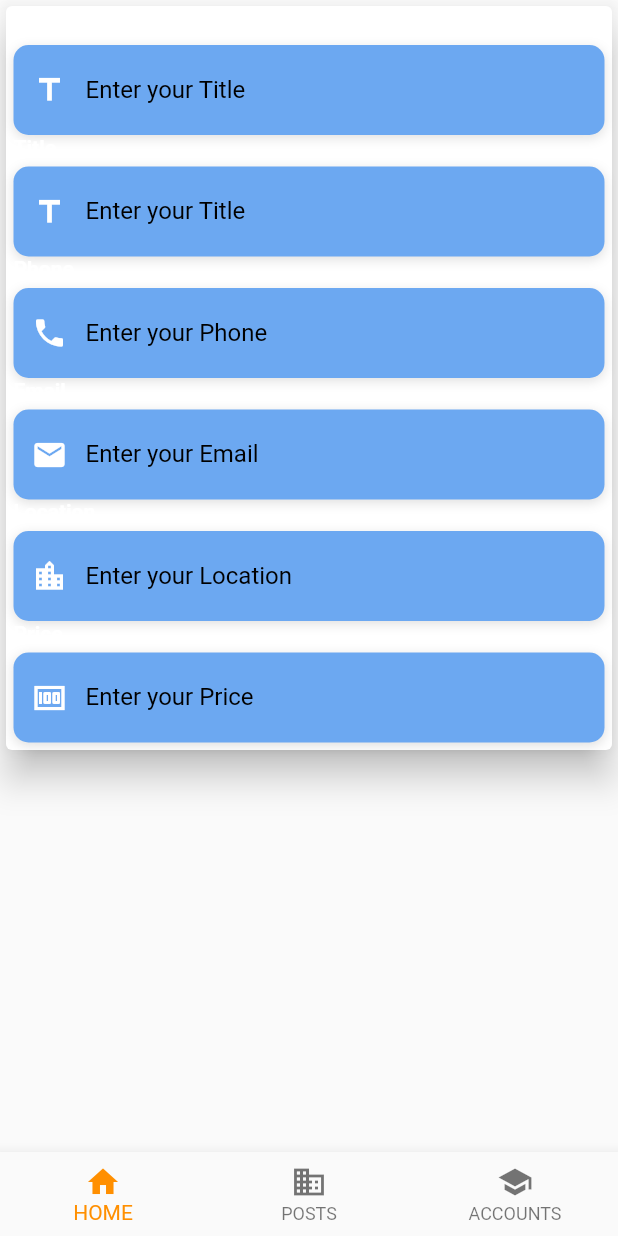
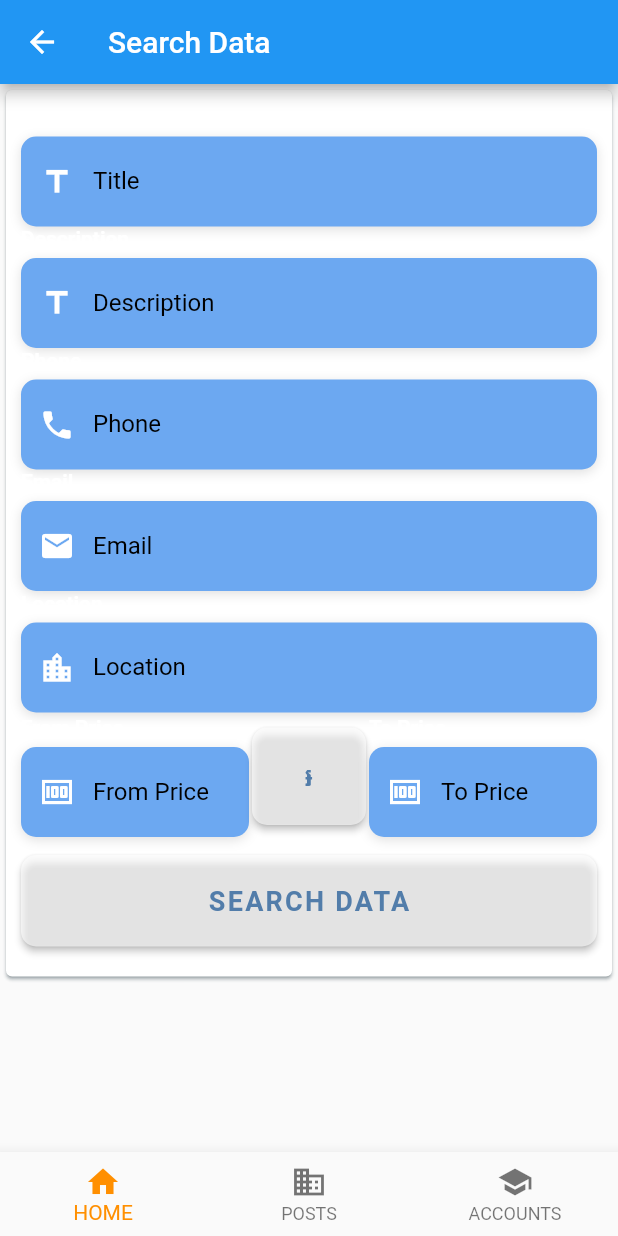
Before and after one commit to hvannak/agrifamilyapp, a Flutter app: the Myhomesearch screen opened directly, on a phone screen of 412 x 824 dp. Run offline on Flutter 3.47's test engine with Material 2 defaults, Android fonts, the phone set to English and light mode, and no system bars; our stand-ins replace camera, shared_preferences; missing offline and left inert: jwt_decode; accounts and stored records are empty; network calls fail; Roboto replaces fonts that are missing (OpenSans).

Commit message:
updat search ui and find of setstate in else where

```diff
--- a/lib/Widgets/controlswidget.dart
+++ b/lib/Widgets/controlswidget.dart
@@ -33,7 +33,7 @@ Widget buildControlTF(
               iconData,
               color: Colors.white,
             ),
-            hintText: 'Enter your ' + label,
+            hintText: label,
             errorStyle: kErrorTextStyle,
             hintStyle: kHintTextStyle,
           ),
--- a/lib/Widgets/myhomewidget.dart
+++ b/lib/Widgets/myhomewidget.dart
@@ -1,50 +1,59 @@
- import 'package:agrifamilyapp/Widgets/controlswidget.dart';
+import 'package:agrifamilyapp/Widgets/controlswidget.dart';
 import 'package:flutter/cupertino.dart';
 import 'package:flutter/material.dart';
 
-var _title = TextEditingController();
-var _description = TextEditingController();
-var _phone = TextEditingController();
-var _email = TextEditingController();
-var _location = TextEditingController();
-var _fromprice = TextEditingController();
-var _toprice = TextEditingController();
+Widget buildSearchBtn(BuildContext context) {
+  return Container(
+    padding: EdgeInsets.symmetric(vertical: 10.0),
+    width: double.infinity,
+    child: ElevatedButton(
+      style: ElevatedButton.styleFrom(
+          primary: Colors.white60, // background
+          onPrimary: Colors.white,
+          padding: EdgeInsets.all(20),
+          elevation: 2,
+          shape: RoundedRectangleBorder(
+          borderRadius: BorderRadius.circular(10.0),
+          ),
 
-Future<void> showMyDialog(BuildContext context) async {
-  return showDialog<void>(
-    context: context,
-    barrierDismissible: false, // user must tap button!
-    builder: (BuildContext context) {
-      return AlertDialog(
-        content: SingleChildScrollView(
-          child: ListBody(
-            children: <Widget>[
-              buildControlTF(context, 'Title', _title,
-                                      Icons.title,false, true),
-              buildControlTF(context, 'Title', _description,
-                                      Icons.title,false, true),
-              buildControlTF(context, 'Title', _email,
-                                      Icons.title,false, true),
-              buildControlTF(context, 'Title', _phone,
-                                      Icons.title,false, true),
-              buildControlTF(context, 'Title', _location,
-                                      Icons.title,false, true),
-              buildControlTF(context, 'Title', _fromprice,
-                                      Icons.title,false, true),
-              buildControlTF(context, 'Title', _toprice,
-                                      Icons.title,false, true),
-            ],
           ),
-        ),
-        actions: <Widget>[
-          TextButton(
-            child: Text('Search'),
-            onPressed: () {
-              Navigator.of(context).pop();
-            },
-          ),
-        ],
-      );
-    },
+      onPressed: () {},
+      child: Text('SEARCH DATA',style: TextStyle(
+          color: Color(0xFF527DAA),
+          letterSpacing: 1.5,
+          fontSize: 18.0,
+          fontWeight: FontWeight.bold,
+          fontFamily: 'OpenSans',
+        ),),
+    ),
   );
 }
+
+Widget buildCurrencyBtn(BuildContext context,String currency) {
+  return Container(
+    padding: EdgeInsets.symmetric(vertical: 10.0),
+    width: double.infinity,
+    child: ElevatedButton(
+      style: ElevatedButton.styleFrom(
+          primary: Colors.white60, // background
+          onPrimary: Colors.white,
+          padding: EdgeInsets.all(20),
+          elevation: 2,
+          shape: RoundedRectangleBorder(
+          borderRadius: BorderRadius.circular(10.0),
+          ),
+
+          ),
+      onPressed: () {
+        currency = (currency == '៛') ? '\$' : '៛';
+      },
+      child: Text(currency,style: TextStyle(
+          color: Color(0xFF527DAA),
+          letterSpacing: 1.5,
+          fontSize: 18.0,
+          fontWeight: FontWeight.bold,
+          fontFamily: 'OpenSans',
+        ),),
+    ),
+  );
+}
--- a/lib/myhomesearch.dart
+++ b/lib/myhomesearch.dart
@@ -1,5 +1,6 @@
 import 'package:agrifamilyapp/Widgets/controlswidget.dart';
 import 'package:agrifamilyapp/Widgets/mainwidget.dart';
+import 'package:agrifamilyapp/Widgets/myhomewidget.dart';
 import 'package:flutter/material.dart';
 
 class Myhomesearch extends StatefulWidget {
@@ -27,36 +28,64 @@ class _MyhomesearchState extends State<Myhomesearch> {
   @override
   Widget build(BuildContext context) {
     return Scaffold(
+      appBar: AppBar(title: Text('Search Data')),
       body: Container(
-        child:SingleChildScrollView(
+          child: SingleChildScrollView(
               physics: AlwaysScrollableScrollPhysics(),
               child: Card(
-          elevation: 10,
+                shadowColor: Colors.blueGrey,
                   child: Padding(
-            padding: EdgeInsets.all(5),
+                padding: EdgeInsets.all(10),
                 child: Form(
                     key: _formKeymodify,
                     child: Column(
                       children: [
-                buildControlTF(context, 'Title', _title,
-                                      Icons.title,false, true),
-                buildControlTF(context, 'Title', _description,
-                                      Icons.title,false, true),
-                buildControlTF(context, 'Phone', _phone,
-                                      Icons.phone,false, true),
-                buildControlTF(context, 'Email', _email,
-                                      Icons.email,false, true),
+                        buildControlTF(
+                            context, 'Title', _title, Icons.title, false, true),
+                        buildControlTF(context, 'Description', _description,
+                            Icons.title, false, true),
+                        buildControlTF(
+                            context, 'Phone', _phone, Icons.phone, false, true),
+                        buildControlTF(
+                            context, 'Email', _email, Icons.email, false, true),
                         buildControlTF(context, 'Location', _location,
-                                      Icons.location_city,false, true),
-                buildControlTF(context, 'Price', _price,
-                                      Icons.money,false, true),
-                // buildControlDropdownTF(context,'Currency',_currency,getCurrencyList(),Icons.money_sharp),
+                            Icons.location_city, false, true),
+                        Row(
+                            mainAxisAlignment: MainAxisAlignment.spaceAround,
+                            children: [
+                              Expanded(
+                                flex: 40,
+                                child: Column(
+                                  children: <Widget>[
+                                    buildControlTF(context, 'From Price', _price,
+                                        Icons.money, false, true)
                                   ],
-            )
                                 ),
-          )
-        ))
                               ),
+                              SizedBox(width: 2),
+                              Expanded(
+                                flex: 20,
+                                child: Column(
+                                  children: <Widget>[
+                                    buildCurrencyBtn(context,_currency)
+                                  ],
+                                ),
+                              ),
+                              SizedBox(width: 2),
+                              Expanded(
+                                flex: 40,
+                                child: Column(
+                                  children: <Widget>[
+                                    buildControlTF(context, 'To Price', _price,
+                                        Icons.money, false, true)
+                                  ],
+                                ),
+                              ),
+                            ]),
+                        buildSearchBtn(context)
+                      ],
+                    )),
+              )))),
       bottomNavigationBar: BottomNavigationBar(
         items: widgetBottomNav,
         currentIndex: _selectedIndex,
```
Lines whose indentation alone changed are shown as unchanged.
